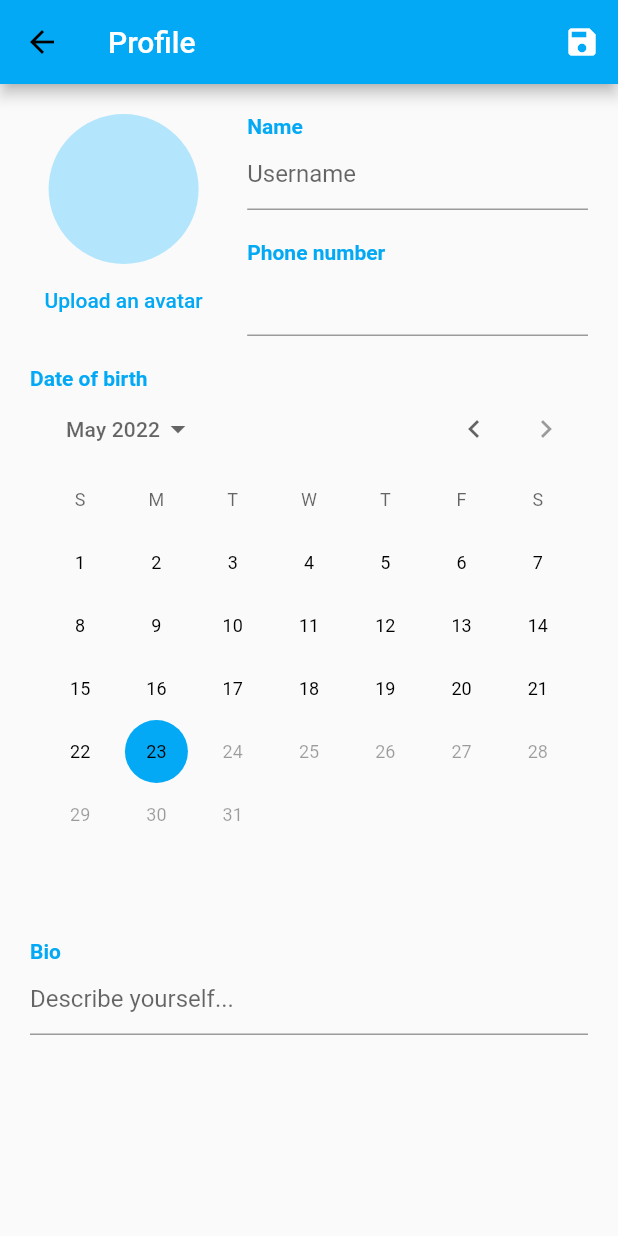
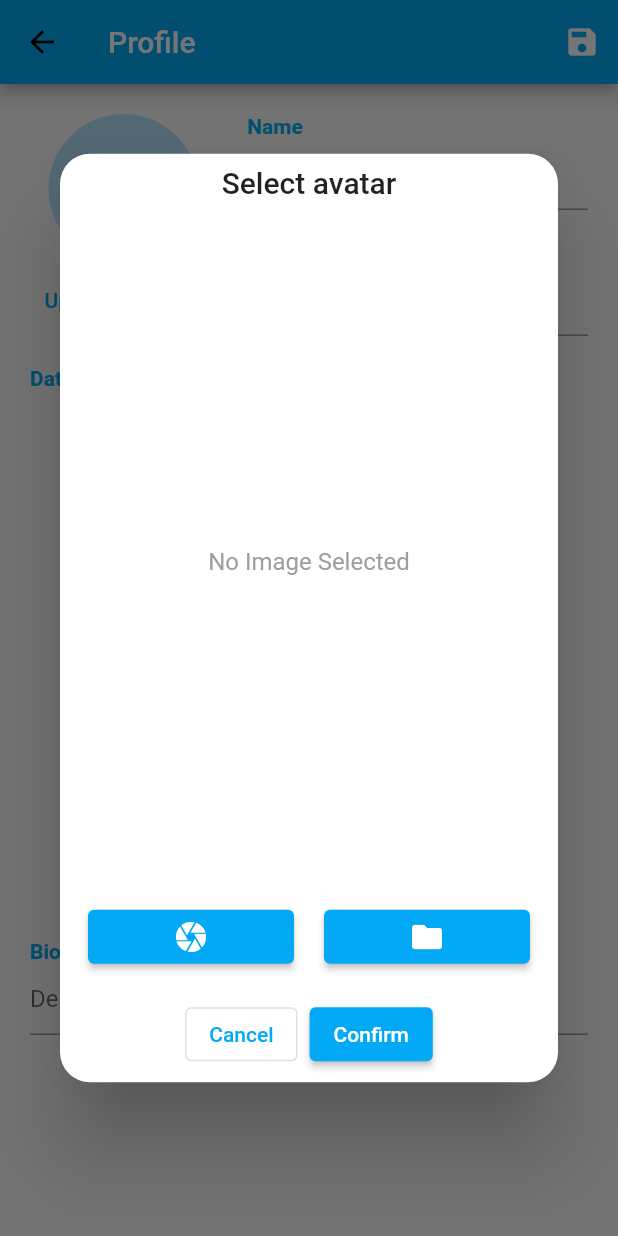
Before and after one commit to 0thElement/olaz, a Flutter app: the EditProfileScreen screen opened directly, after a tap on "Upload an avatar", on a phone screen of 412 x 824 dp. Run offline on Flutter 3.47's test engine with Material 2 defaults, Android fonts, the phone set to English and light mode, and no system bars; our stand-ins replace bottom_navy_bar, cloud_firestore, firebase_auth, firebase_core, firebase_storage, get and 4 more; missing offline and left inert: flutter_facebook_auth; accounts and stored records are empty.

Commit message:
Upload avatar

```diff
--- a/lib/screens/profile/edit_profile.dart
+++ b/lib/screens/profile/edit_profile.dart
@@ -1,9 +1,14 @@
+import 'dart:io';
+
 import 'package:cloud_firestore/cloud_firestore.dart';
 import 'package:firebase_auth/firebase_auth.dart' as firebase;
 import 'package:flutter/material.dart';
 import 'package:get/get.dart';
+import 'package:image_picker/image_picker.dart';
 import 'package:olaz/controllers/login_controller.dart';
 import 'package:olaz/models/user.dart';
+import 'package:olaz/services/storage.dart';
+import 'package:olaz/widgets/image_picker.dart';
 import 'package:olaz/widgets/user_avatar.dart';
 
 class EditProfileScreenController extends GetxController {
@@ -22,6 +27,10 @@ class EditProfileScreenController extends GetxController {
     user.value!.phoneNumber = phoneTec.text;
     user.value!.name = nameTec.text;
     user.value!.dateOfBirth = Timestamp.fromDate(selectedDateOfBirth.value);
+    if (selectedAvatar.value != null) {
+      String url = await StorageService.upload(selectedAvatar.value!.path);
+      user.value!.profilePicture = url;
+    }
     await Get.find<UserCrud>().save(user.value!.id, user.value!);
     if (isNewUser) Get.offAllNamed('/home');
 
@@ -47,6 +56,17 @@ class EditProfileScreenController extends GetxController {
     phoneTec.text = user.value!.phoneNumber;
     bioTec.text = user.value!.bio;
   }
+
+  Rxn<XFile> selectedAvatar = Rxn<XFile>();
+
+  void onSelectedAvatarChange(List<XFile> files) {
+    if (files.isEmpty) return;
+    selectedAvatar(files[0]);
+  }
+
+  void cancelAvatarChange() {
+    selectedAvatar(null);
+  }
 }
 
 class EditProfileScreen extends GetView<EditProfileScreenController> {
@@ -67,7 +87,24 @@ class EditProfileScreen extends GetView<EditProfileScreenController> {
     return timestamp.toDate();
   }
 
-  void uploadAvatar() {}
+  void uploadAvatar() {
+    Get.defaultDialog(
+        title: "Select avatar",
+        cancel: OutlinedButton(
+            onPressed: () {
+              controller.cancelAvatarChange();
+              Get.back();
+            },
+            child: const Text("Cancel")),
+        confirm: ElevatedButton(
+            onPressed: Get.back,
+            child:
+                const Text("Confirm", style: TextStyle(color: Colors.white))),
+        content: Container(
+          child: UploadImage(500,
+              onChange: controller.onSelectedAvatarChange, single: true),
+        ));
+  }
 
   @override
   Widget build(BuildContext context) {
@@ -138,7 +175,18 @@ class EditProfileScreen extends GetView<EditProfileScreenController> {
             children: [
               GestureDetector(
                   onTap: uploadAvatar,
-                  child: Obx(() => UserAvatar(controller.user.value?.id, 50))),
+                  child: Obx(() => controller.selectedAvatar.value == null
+                      ? UserAvatar(controller.user.value?.id, 50)
+                      : CircleAvatar(
+                          radius: 50,
+                          child: ClipOval(
+                            child: Image.file(
+                              File(controller.selectedAvatar.value!.path),
+                              width: 100,
+                              height: 100,
+                              fit: BoxFit.fill,
+                            ),
+                          )))),
               TextButton(
                   onPressed: uploadAvatar,
                   child: const Text("Upload an avatar"))
--- a/lib/widgets/image_picker.dart
+++ b/lib/widgets/image_picker.dart
@@ -55,7 +55,9 @@ class _UploadImageState extends State<UploadImage> {
   @override
   Widget build(BuildContext context) {
     double availableWidth = MediaQuery.of(context).size.width;
-    return Column(
+    return SizedBox(
+      height: widget.maxHeight,
+      child: Column(
         mainAxisAlignment: MainAxisAlignment.center,
         children: [
           Expanded(
@@ -128,6 +130,7 @@ class _UploadImageState extends State<UploadImage> {
             ),
           )
         ],
+      ),
     );
   }
 }
--- a/lib/widgets/message_bar.dart
+++ b/lib/widgets/message_bar.dart
@@ -71,7 +71,7 @@ class _MessageBarState extends State<MessageBar> {
                   Row(children: [
                     IconButton(
                         onPressed: showImagePicker,
-                        icon: const Icon(Icons.add)),
+                        icon: const Icon(Icons.photo)),
                     //Text field
                     Expanded(
                       child: TextField(
```
Lines whose indentation alone changed are shown as unchanged.
